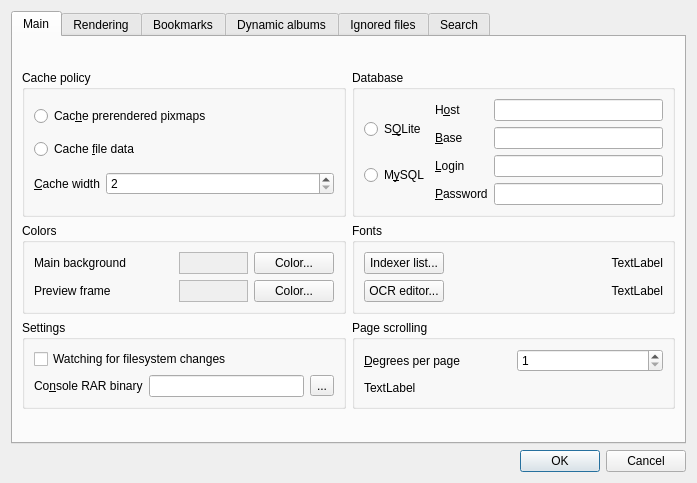
The window that settingsdialog.ui (kernel1024/qmanga) describes before a commit, drawn with Qt 5.
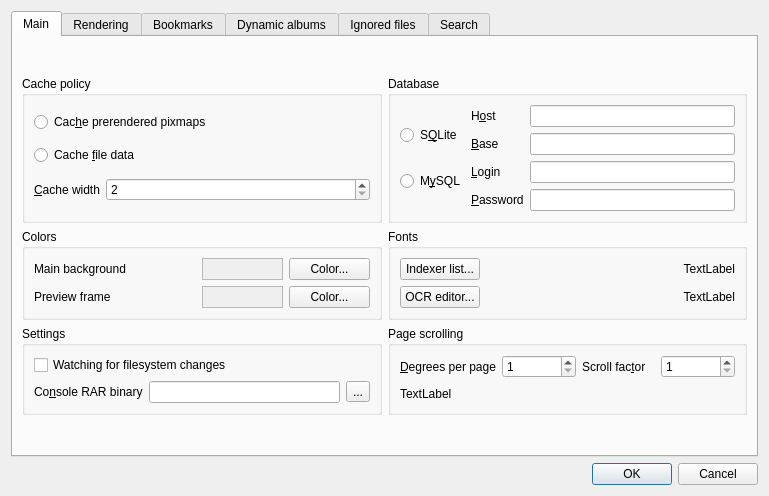
The same window after the commit.

Commit message: Fixed scroll accumulator, resetting scroll position on new page, snapped page flipping while zoomed in.

Diff of the .ui file:
```diff
--- a/settingsdialog.ui
+++ b/settingsdialog.ui
@@ -6,8 +6,8 @@
    <rect>
     <x>0</x>
     <y>0</y>
-    <width>697</width>
-    <height>483</height>
+    <width>769</width>
+    <height>496</height>
    </rect>
   </property>
   <property name="windowTitle">
@@ -280,6 +280,29 @@
                 </property>
                </widget>
               </item>
+              <item>
+               <widget class="QLabel" name="label_11">
+                <property name="text">
+                 <string>Scroll fac&amp;tor</string>
+                </property>
+                <property name="buddy">
+                 <cstring>spinScrollFactor</cstring>
+                </property>
+               </widget>
+              </item>
+              <item>
+               <widget class="QSpinBox" name="spinScrollFactor">
+                <property name="toolTip">
+                 <string>Multiplication factor for page navigation while zoomed in</string>
+                </property>
+                <property name="minimum">
+                 <number>1</number>
+                </property>
+                <property name="maximum">
+                 <number>100</number>
+                </property>
+               </widget>
+              </item>
              </layout>
             </item>
             <item>
```
Left out of the diff: 17 changed lines with no effect on the pictures. The commit also changes 5 other files.
